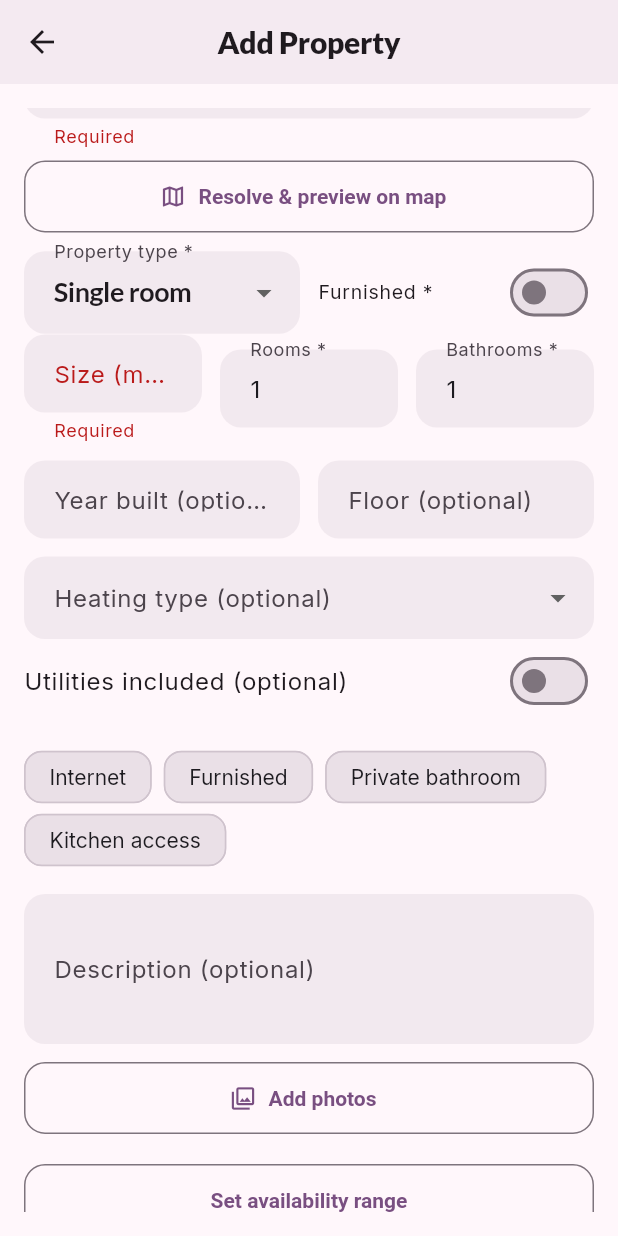
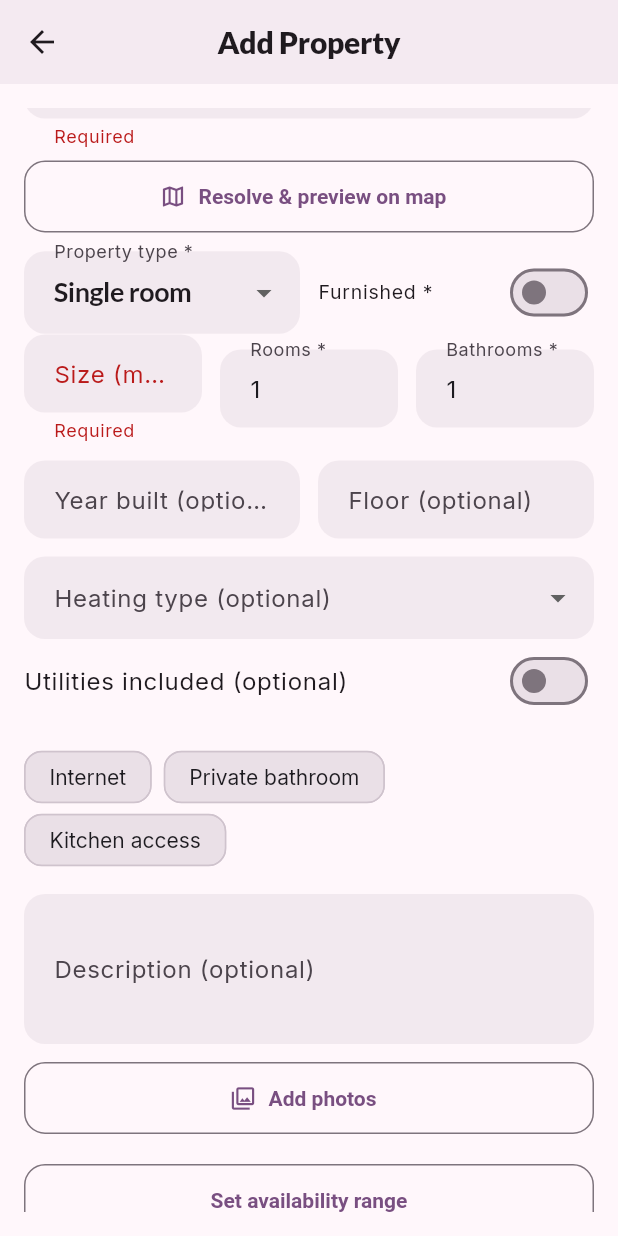
Before and after one commit to Algath/SS2-UniStay, a Flutter app: the AddPropertyPage screen opened by its route, scrolled down 213 dp, after a tap on "Save", on a phone screen of 412 x 824 dp. Run offline on Flutter 3.47's test engine with Material 3 defaults, Android fonts, the light colour scheme and no system bars; our stand-ins replace cloud_firestore, firebase_auth, firebase_core, firebase_storage, flutter_map, geocoding and 3 more; accounts and stored records are empty; generated files the repository leaves out were written again; statements that could not run were skipped.

Commit message:
Improve property form: fix duplicate 'furnished' field, redirect to profile after save

```diff
--- a/lib/views/add_property.dart
+++ b/lib/views/add_property.dart
@@ -11,6 +11,7 @@
 import 'package:unistay/services/geocoding_service.dart';
 import 'package:unistay/services/storage_service.dart';
 import 'package:unistay/services/utils.dart';
+import 'package:unistay/views/profile_gate.dart';
 
 class AddPropertyPage extends StatefulWidget {
   static const route = '/add-property';
@@ -43,7 +44,6 @@
   final _desc = TextEditingController();
   final Map<String, bool> _amen = {
     'Internet': false,
-    'Furnished': false,
     'Private bathroom': false,
     'Kitchen access': false,
   };
@@ -58,7 +58,10 @@
   bool _saving = false;
 
   Future<void> _resolveAddress() async {
-    if (_address.text.trim().isEmpty) return;
+    if (_address.text.trim().isEmpty) {
+      ScaffoldMessenger.of(context).showSnackBar(const SnackBar(content: Text('Please enter address first')));
+      return;
+    }
     final (lat, lng) = await GeocodingService().resolve(_address.text.trim());
     if (lat == 0 && lng == 0) return;
     _pos = ll.LatLng(lat, lng);
@@ -80,6 +83,7 @@
 
   Future<void> _save() async {
     if (!_formKey.currentState!.validate()) return;
+    try {
       if (_pos == null) await _resolveAddress();
       setState(() => _saving = true);
 
@@ -90,11 +94,16 @@
       final st = StorageService();
       if (kIsWeb) {
         for (int i = 0; i < _webPhotos.length; i++) {
-        urls.add(await st.uploadImageFlexible(bytes: _webPhotos[i], path: 'rooms/$uid', filename: 'p$i.jpg'));
+          final bytes = _webPhotos[i];
+          // Web için basit boyut sınırı
+          final safeBytes = bytes.lengthInBytes > 1200 * 1024 ? bytes.sublist(0, 1200 * 1024) : bytes;
+          final url = await st.uploadImageFlexible(bytes: safeBytes, path: 'rooms/$uid', filename: 'p$i.jpg');
+          urls.add(url);
         }
       } else {
         for (int i = 0; i < _localPhotos.length; i++) {
-        urls.add(await st.uploadImageFlexible(file: _localPhotos[i], path: 'rooms/$uid', filename: 'p$i.jpg'));
+          final url = await st.uploadImageFlexible(file: _localPhotos[i], path: 'rooms/$uid', filename: 'p$i.jpg');
+          urls.add(url);
         }
       }
 
@@ -134,7 +143,13 @@
 
       if (!mounted) return;
       setState(() => _saving = false);
-    Navigator.of(context).pop();
+      ScaffoldMessenger.of(context).showSnackBar(const SnackBar(content: Text('Property saved')));
+      Navigator.of(context).pushNamedAndRemoveUntil(ProfileGate.route, (route) => route.isFirst);
+    } catch (e) {
+      if (!mounted) return;
+      setState(() => _saving = false);
+      ScaffoldMessenger.of(context).showSnackBar(SnackBar(content: Text('Save failed: $e')));
+    }
   }
 
   @override
```
Lines whose indentation alone changed are shown as unchanged.
